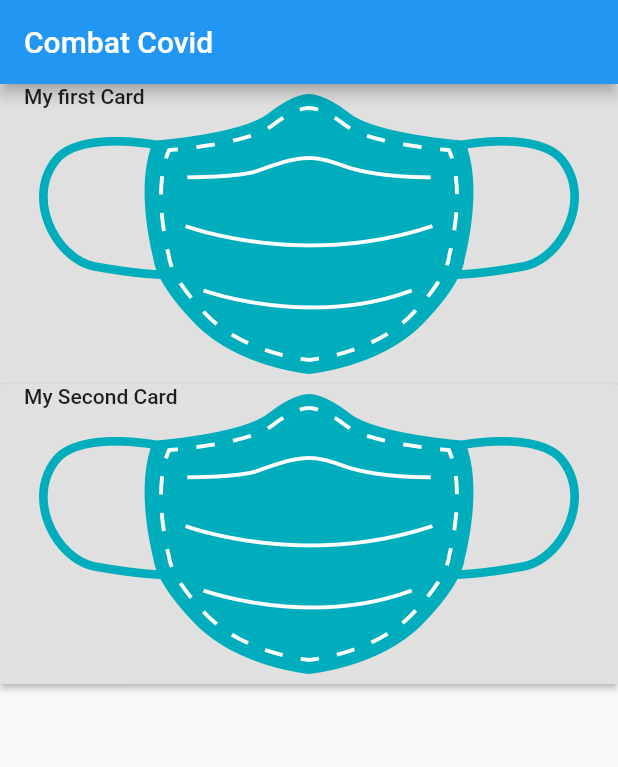
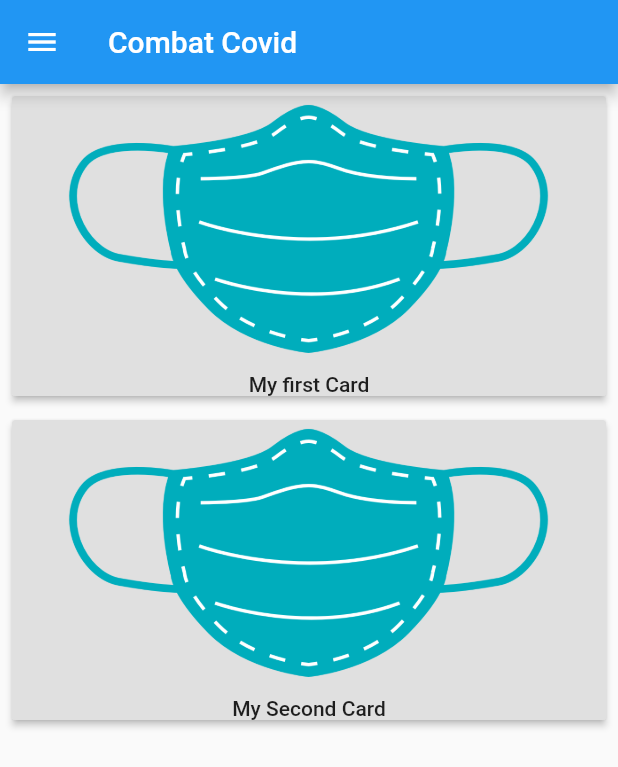
Before and after one commit to KharYusuf/Combat-Covid, a Flutter app: the screen it shows after launch, on a phone screen of 412 x 824 dp. Shown: the top 767 px of the screen. Run offline on Flutter 3.47's test engine with Material 2 defaults, Android fonts, the light colour scheme and no system bars.

Commit message:
Beautified the tiles and added a drawer(hamburger menu)

```diff
--- a/lib/main.dart
+++ b/lib/main.dart
@@ -10,10 +10,11 @@ class MyApp extends StatelessWidget {
   Widget build(BuildContext context) {
     return MaterialApp(
       title: 'Flutter Demo',
-      theme: ThemeData(
-        primarySwatch: Colors.blue,
-        visualDensity: VisualDensity.adaptivePlatformDensity,
-      ),
+      darkTheme: ThemeData(
+          primarySwatch: Colors.grey,
+          accentColor: Colors.black,
+          colorScheme: ColorScheme.dark()),
+      theme: ThemeData.light(),
       home: MyHomePage(title: 'Combat Covid'),
     );
   }
@@ -31,6 +32,34 @@ class MyHomePage extends StatelessWidget {
   @override
   Widget build(BuildContext context) {
     return Scaffold(
+      drawer: Drawer(
+        child: ListView(
+          padding: EdgeInsets.zero,
+          children: <Widget>[
+            Container(
+              margin: EdgeInsets.only(top: 30.0),
+              child: ListTile(
+                title: Text('Home'),
+                onTap: () {
+                  Navigator.pop(context);
+                },
+              ),
+            ),
+            ListTile(
+              title: Text('Statistics'),
+              onTap: () {
+                Navigator.pop(context);
+              },
+            ),
+            ListTile(
+              title: Text('News'),
+              onTap: () {
+                Navigator.pop(context);
+              },
+            ),
+          ],
+        ),
+      ),
       appBar: AppBar(
         title: Text(title),
       ),
--- a/lib/myCard.dart
+++ b/lib/myCard.dart
@@ -7,7 +7,9 @@ class MyCard extends StatelessWidget {
 
   @override
   Widget build(BuildContext context) {
-    return RaisedButton(
+    return Padding(
+      padding: EdgeInsets.all(8.0),
+      child: RaisedButton(
         onPressed: () {
           print(text);
         },
@@ -15,12 +17,23 @@ class MyCard extends StatelessWidget {
           children: <Widget>[
             Container(
               height: 200,
+              alignment: Alignment.topCenter,
               child: Image.asset(
                 img,
                 fit: BoxFit.cover,
-              )),
-          Text(text)
+              ),
+            ),
+            Container(
+              height: 200,
+              alignment: Alignment.bottomCenter,
+              child: FittedBox(
+                child: Text(
+                  text,
+                ),
+              ),
+            )
           ],
+        ),
       ),
     );
   }
```
Also changed, not shown: assets/homemade_face_mask.png. Lines whose indentation alone changed are shown as unchanged.
